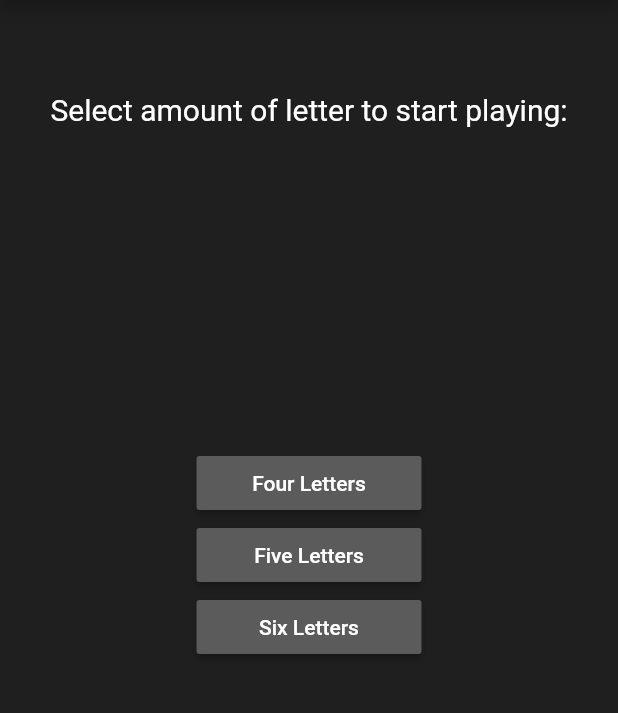
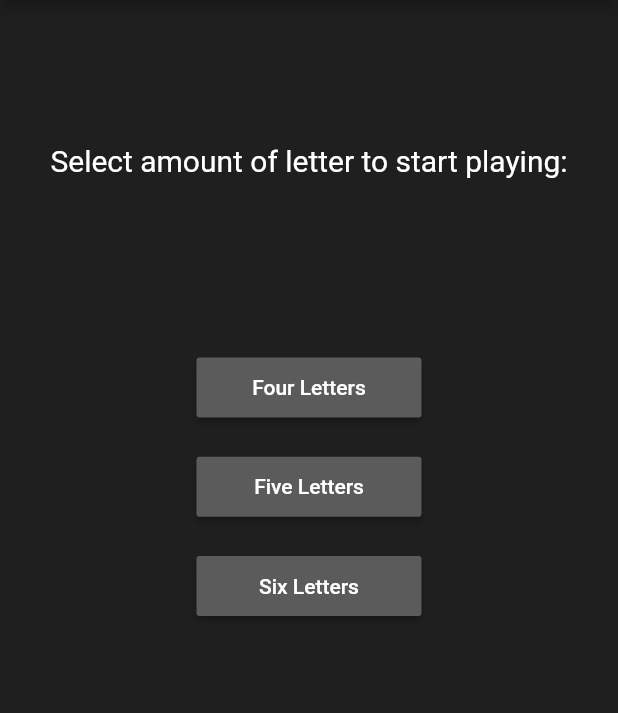
Before and after one commit to ahmetbugraozer/wordle_app, a Flutter app: the screen it shows after launch, on a phone screen of 412 x 824 dp, the part 123-836 px from its top. Run offline on Flutter 3.47's test engine with Material 2 defaults, Android fonts, the phone set to English and light mode, and no system bars.

Commit message:
did adjustments on ui

```diff
--- a/lib/pages/homepage/home.dart
+++ b/lib/pages/homepage/home.dart
@@ -13,14 +13,17 @@ class _WordleGameHomePageState extends State<WordleGameHomePage> {
   @override
   Widget build(BuildContext context) {
     return Scaffold(
-        appBar: AppBar(title: ProjectTitle(), toolbarHeight: 80, elevation: 5),
+        appBar: AppBar(
+            title: const ProjectTitle(), toolbarHeight: 80, elevation: 5),
         body: Column(mainAxisAlignment: MainAxisAlignment.center, children: [
-          Expanded(flex: 1, child: Center(child: MyTexts.selectionText)),
+          Expanded(flex: 12, child: Center(child: MyTexts.selectionText)),
           const Spacer(flex: 1),
           GameSelectionButton(letterAmount: "Four"),
+          const Spacer(flex: 1),
           GameSelectionButton(letterAmount: "Five"),
+          const Spacer(flex: 1),
           GameSelectionButton(letterAmount: "Six"),
-          const Spacer(flex: 2)
+          const Spacer(flex: 18)
         ]));
   }
 }
--- a/lib/ui/widgets.dart
+++ b/lib/ui/widgets.dart
@@ -11,7 +11,7 @@ class ProjectTitle extends StatelessWidget {
   @override
   Widget build(BuildContext context) {
     return Center(
-        child: SizedBox(height: 180, width: 180, child: Images.projectIcon));
+        child: SizedBox(height: 90, width: 180, child: Images.projectIcon));
   }
 }
 
@@ -22,6 +22,7 @@ class GameSelectionButton extends StatelessWidget {
   Widget build(BuildContext context) {
     return MaterialButton(
         minWidth: 150,
+        height: 40,
         color: MyColors.firstNeutralColor,
         onPressed: () {
           Navigator.of(context).push(MaterialPageRoute(builder: (context) {
```
